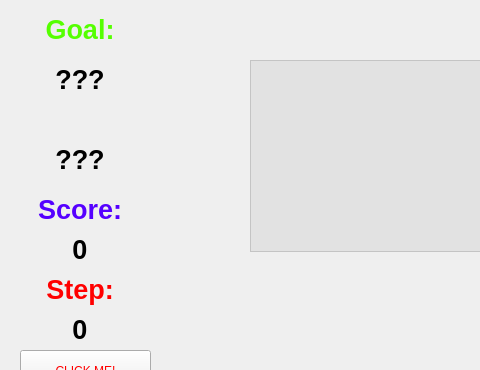
Before: the Qt Designer form gamewindow.ui in F74036344/candyCrush, drawn with Qt 5; both pictures show x 0 to 480 and y 0 to 370 of the 800 by 600 pixel window.
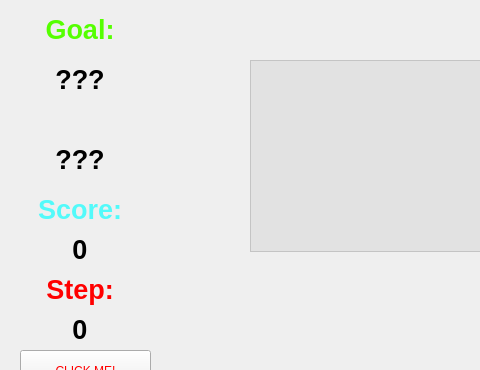
After: the same form once the commit is applied. Icons and pictures are not drawn.

Diff of the .ui file:
```diff
--- a/gamewindow.ui
+++ b/gamewindow.ui
@@ -74,7 +74,7 @@
     </font>
    </property>
    <property name="text">
-    <string>&lt;html&gt;&lt;head/&gt;&lt;body&gt;&lt;p align=&quot;center&quot;&gt;&lt;span style=&quot; color:#5500ff;&quot;&gt;Score:&lt;/span&gt;&lt;/p&gt;&lt;/body&gt;&lt;/html&gt;</string>
+    <string>&lt;html&gt;&lt;head/&gt;&lt;body&gt;&lt;p align=&quot;center&quot;&gt;&lt;span style=&quot; color:#53fafa;&quot;&gt;Score:&lt;/span&gt;&lt;/p&gt;&lt;/body&gt;&lt;/html&gt;</string>
    </property>
   </widget>
   <widget class="QLabel" name="label_scoreValue">
```
